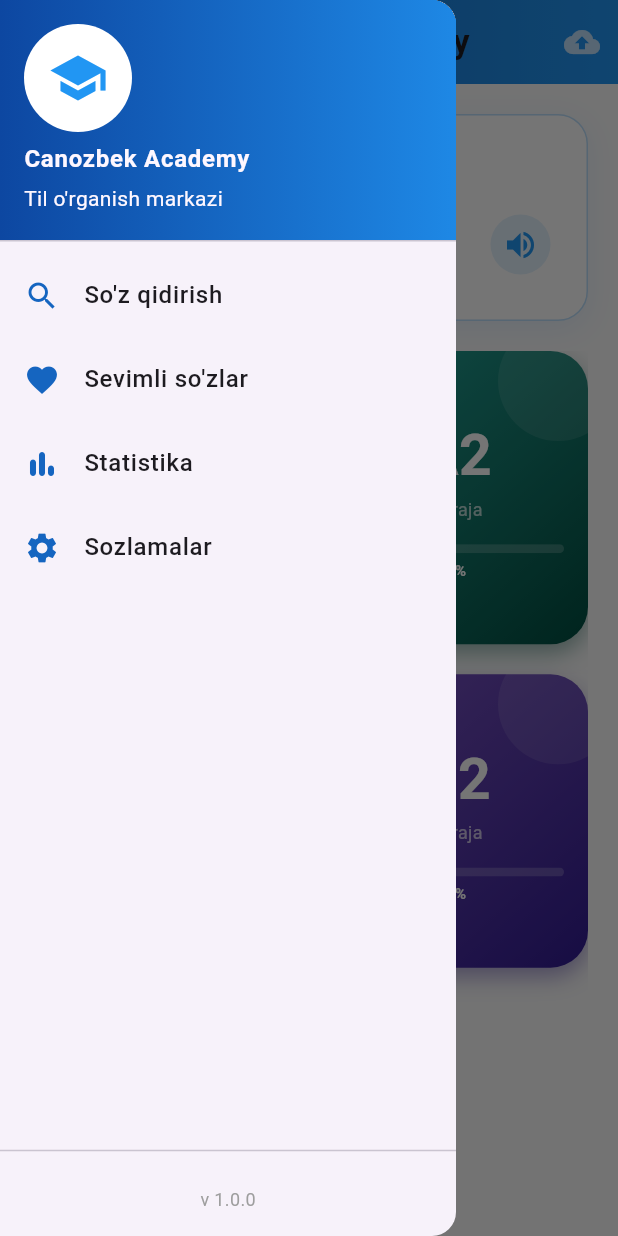
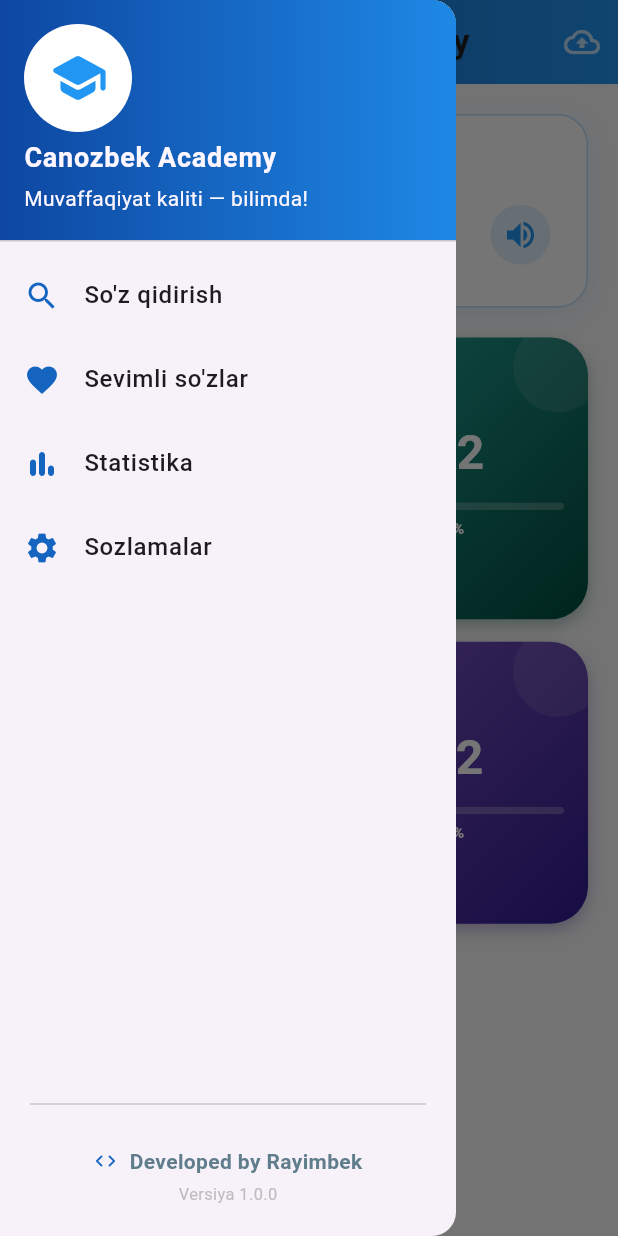
Before and after one commit to rayimbekusmonov/canozbekacademi_mobile, a Flutter app: the screen it shows after launch, with the side drawer open, on a phone screen of 412 x 824 dp. Run offline on Flutter 3.47's test engine with Material 3 defaults, Android fonts, the phone set to English and light mode, and no system bars; our stand-ins replace cloud_firestore, firebase_core, flip_card, flutter_tts, shared_preferences; accounts and stored records are empty.

Commit message:
Motivational speech added.

```diff
--- a/lib/ui/screens/home_screen.dart
+++ b/lib/ui/screens/home_screen.dart
@@ -19,15 +19,15 @@ class HomeScreen extends StatelessWidget {
     [Colors.red.shade400, Colors.red.shade900],
   ];
 
+  HomeScreen({super.key});
+
   @override
   Widget build(BuildContext context) {
     return Scaffold(
-      // YON MENYU QO'SHILDI
+      backgroundColor: Colors.grey.shade50,
       drawer: _buildDrawer(context),
-
       appBar: AppBar(
         elevation: 0,
-        // centerTitle: true orqali nomni markazga olamiz
         centerTitle: true,
         flexibleSpace: Container(
           decoration: BoxDecoration(
@@ -40,10 +40,10 @@ class HomeScreen extends StatelessWidget {
           'Canozbek Academy',
           style: TextStyle(fontWeight: FontWeight.bold, letterSpacing: 1.2),
         ),
-        // AppBar-da faqat zaruriy Sync tugmasini qoldirish mumkin yoki uni ham menyuga olish mumkin
         actions: [
           IconButton(
-            icon: const Icon(Icons.cloud_upload, color: Colors.white70),
+            tooltip: "Sinxronizatsiya",
+            icon: const Icon(Icons.cloud_upload_outlined, color: Colors.white70),
             onPressed: () async {
               await context.read<DictionaryProvider>().syncAllDataToFirestore();
               ScaffoldMessenger.of(context).showSnackBar(
@@ -53,25 +53,20 @@ class HomeScreen extends StatelessWidget {
           ),
         ],
       ),
-      body: Container(
-        decoration: BoxDecoration(color: Colors.grey.shade50),
-        child: Column(
+      body: Column(
         children: [
-            // Kun so'zi bo'limi
           _buildDailyWordCard(),
-
-            // Xatolar bo'limi
           _buildMistakesCard(),
-
-            // Darajalar ro'yxati (Grid)
+          // Grid endi asosiy bo'shliqni egallaydi
           _buildLevelsGrid(),
+          // Pastki qismdagi nafis imzo/footer
+          _buildFooter(),
         ],
-        ),
       ),
     );
   }
 
-  // --- DRAWER (YON MENYU) ---
+  // --- YON MENYU (DRAWER) ---
   Widget _buildDrawer(BuildContext context) {
     return Drawer(
       child: Column(
@@ -84,10 +79,11 @@ class HomeScreen extends StatelessWidget {
             ),
             currentAccountPicture: const CircleAvatar(
               backgroundColor: Colors.white,
-              child: Icon(Icons.school, size: 40, color: Colors.blue),
+              child: Icon(Icons.school_rounded, size: 40, color: Colors.blue),
             ),
-            accountName: const Text("Canozbek Academy", style: TextStyle(fontWeight: FontWeight.bold)),
-            accountEmail: const Text("Til o'rganish markazi"),
+            accountName: const Text("Canozbek Academy",
+                style: TextStyle(fontWeight: FontWeight.bold, fontSize: 18)),
+            accountEmail: const Text("Muvaffaqiyat kaliti — bilimda!"),
           ),
           _drawerItem(
             icon: Icons.search,
@@ -127,10 +123,34 @@ class HomeScreen extends StatelessWidget {
             },
           ),
           const Spacer(),
-          const Divider(),
-          const Padding(
-            padding: EdgeInsets.all(16.0),
-            child: Text("v 1.0.0", style: TextStyle(color: Colors.grey, fontSize: 12)),
+          const Divider(indent: 20, endIndent: 20),
+          // --- MENYU PASTIDAGI IMZO ---
+          Padding(
+            padding: const EdgeInsets.symmetric(vertical: 20),
+            child: Column(
+              children: [
+                Row(
+                  mainAxisAlignment: MainAxisAlignment.center,
+                  children: [
+                    Icon(Icons.code_rounded, size: 16, color: Colors.blue.shade800),
+                    const SizedBox(width: 8),
+                    const Text(
+                      "Developed by Rayimbek",
+                      style: TextStyle(
+                        fontWeight: FontWeight.w600,
+                        color: Colors.blueGrey,
+                        fontSize: 14,
+                      ),
+                    ),
+                  ],
+                ),
+                const SizedBox(height: 4),
+                Text(
+                  "Versiya 1.0.0",
+                  style: TextStyle(color: Colors.grey.shade400, fontSize: 11),
+                ),
+              ],
+            ),
           ),
         ],
       ),
@@ -171,9 +191,10 @@ class HomeScreen extends StatelessWidget {
             children: [
               Row(
                 children: [
-                  Icon(Icons.lightbulb_outline, color: Colors.orange.shade700),
+                  Icon(Icons.lightbulb_outline, color: Colors.orange.shade700, size: 20),
                   const SizedBox(width: 8),
-                  Text("Kun so'zi", style: TextStyle(color: Colors.blue.shade800, fontWeight: FontWeight.bold, fontSize: 14)),
+                  Text("KUN SO'ZI",
+                      style: TextStyle(color: Colors.blue.shade800, fontWeight: FontWeight.bold, fontSize: 12, letterSpacing: 1.1)),
                 ],
               ),
               const SizedBox(height: 12),
@@ -184,8 +205,8 @@ class HomeScreen extends StatelessWidget {
                     child: Column(
                       crossAxisAlignment: CrossAxisAlignment.start,
                       children: [
-                        Text(dailyWord.tr, style: const TextStyle(fontSize: 24, fontWeight: FontWeight.bold, color: Colors.black87)),
-                        Text(dailyWord.uz, style: TextStyle(fontSize: 18, color: Colors.grey.shade600)),
+                        Text(dailyWord.tr, style: const TextStyle(fontSize: 22, fontWeight: FontWeight.bold, color: Colors.black87)),
+                        Text(dailyWord.uz, style: TextStyle(fontSize: 17, color: Colors.grey.shade600)),
                       ],
                     ),
                   ),
@@ -209,7 +230,7 @@ class HomeScreen extends StatelessWidget {
         if (provider.failedWordTrs.isEmpty) return const SizedBox.shrink();
 
         return Padding(
-          padding: const EdgeInsets.fromLTRB(20, 20, 20, 0),
+          padding: const EdgeInsets.fromLTRB(20, 15, 20, 0),
           child: InkWell(
             onTap: () => Navigator.push(context, MaterialPageRoute(builder: (context) => const MistakesScreen())),
             borderRadius: BorderRadius.circular(15),
@@ -218,22 +239,16 @@ class HomeScreen extends StatelessWidget {
               decoration: BoxDecoration(
                 gradient: LinearGradient(colors: [Colors.red.shade400, Colors.red.shade700]),
                 borderRadius: BorderRadius.circular(15),
-                boxShadow: [BoxShadow(color: Colors.red.withOpacity(0.3), blurRadius: 8, offset: const Offset(0, 4))],
               ),
               child: Row(
                 children: [
-                  const Icon(Icons.psychology_outlined, color: Colors.white, size: 30),
+                  const Icon(Icons.psychology_alt_outlined, color: Colors.white, size: 28),
                   const SizedBox(width: 15),
                   Expanded(
-                    child: Column(
-                      crossAxisAlignment: CrossAxisAlignment.start,
-                      children: [
-                        const Text("Xatolar ustida ishlash", style: TextStyle(color: Colors.white, fontWeight: FontWeight.bold, fontSize: 16)),
-                        Text("Sizda ${provider.failedWordTrs.length} ta xato so'z bor", style: const TextStyle(color: Colors.white70, fontSize: 13)),
-                      ],
+                    child: Text("Xatolar ustida ishlash (${provider.failedWordTrs.length})",
+                        style: const TextStyle(color: Colors.white, fontWeight: FontWeight.bold)),
                   ),
-                  ),
-                  const Icon(Icons.arrow_forward_ios, color: Colors.white, size: 16),
+                  const Icon(Icons.arrow_forward_ios, color: Colors.white, size: 14),
                 ],
               ),
             ),
@@ -245,14 +260,13 @@ class HomeScreen extends StatelessWidget {
 
   Widget _buildLevelsGrid() {
     return Expanded(
-      child: Padding(
-        padding: const EdgeInsets.all(20.0),
       child: GridView.builder(
+        padding: const EdgeInsets.all(20),
         gridDelegate: const SliverGridDelegateWithFixedCrossAxisCount(
           crossAxisCount: 2,
-            crossAxisSpacing: 20,
-            mainAxisSpacing: 20,
-            childAspectRatio: 0.9, // Overlow xatosini oldini olish uchun biroz kattartirildi
+          crossAxisSpacing: 15,
+          mainAxisSpacing: 15,
+          childAspectRatio: 0.95,
         ),
         itemCount: levels.length,
         itemBuilder: (context, index) {
@@ -269,29 +283,34 @@ class HomeScreen extends StatelessWidget {
                   decoration: BoxDecoration(
                     borderRadius: BorderRadius.circular(25),
                     gradient: LinearGradient(colors: levelColors[index], begin: Alignment.topLeft, end: Alignment.bottomRight),
-                      boxShadow: [BoxShadow(color: levelColors[index][1].withValues(alpha: 0.4), blurRadius: 12, offset: const Offset(0, 6))],
+                    boxShadow: [
+                      BoxShadow(
+                        color: levelColors[index][1].withValues(alpha: 0.3),
+                        blurRadius: 8,
+                        offset: const Offset(0, 4),
+                      )
+                    ],
                   ),
                   child: Stack(
                     children: [
-                        Positioned(right: -20, top: -20, child: CircleAvatar(radius: 40, backgroundColor: Colors.white.withValues(alpha: 0.1))),
+                      Positioned(right: -10, top: -10, child: CircleAvatar(radius: 30, backgroundColor: Colors.white.withValues(alpha: 0.1))),
                       Padding(
                         padding: const EdgeInsets.all(16.0),
                         child: Column(
                           mainAxisAlignment: MainAxisAlignment.center,
                           children: [
-                              Text(currentLevel, style: const TextStyle(fontSize: 38, color: Colors.white, fontWeight: FontWeight.bold)),
-                              const Text("Daraja", style: TextStyle(color: Colors.white70, fontSize: 12)),
-                              const SizedBox(height: 15),
+                            Text(currentLevel, style: const TextStyle(fontSize: 32, color: Colors.white, fontWeight: FontWeight.bold)),
+                            const SizedBox(height: 10),
                             ClipRRect(
                               borderRadius: BorderRadius.circular(10),
                               child: LinearProgressIndicator(
                                 value: progress,
-                                  minHeight: 6,
-                                  backgroundColor: Colors.white.withValues(alpha: 0.2),
+                                minHeight: 5,
+                                backgroundColor: Colors.white24,
                                 valueColor: const AlwaysStoppedAnimation<Color>(Colors.white),
                               ),
                             ),
-                              const SizedBox(height: 4),
+                            const SizedBox(height: 5),
                             Text("${(progress * 100).toInt()}%", style: const TextStyle(color: Colors.white, fontSize: 10, fontWeight: FontWeight.bold)),
                           ],
                         ),
@@ -304,6 +323,35 @@ class HomeScreen extends StatelessWidget {
           );
         },
       ),
+    );
+  }
+
+  Widget _buildFooter() {
+    return Container(
+      padding: const EdgeInsets.symmetric(vertical: 15),
+      child: Column(
+        children: [
+          Row(
+            mainAxisAlignment: MainAxisAlignment.center,
+            children: [
+              Icon(Icons.auto_awesome, size: 14, color: Colors.blue.shade300),
+              const SizedBox(width: 8),
+              Text(
+                "Bilim olishdan to'xtamang!",
+                style: TextStyle(
+                  color: Colors.blueGrey.shade400,
+                  fontSize: 13,
+                  fontStyle: FontStyle.italic,
+                ),
+              ),
+            ],
+          ),
+          const SizedBox(height: 4),
+          Text(
+            "© 2026 Canozbek Academy",
+            style: TextStyle(color: Colors.grey.shade400, fontSize: 10),
+          ),
+        ],
       ),
     );
   }
```
Lines whose indentation alone changed are shown as unchanged.
